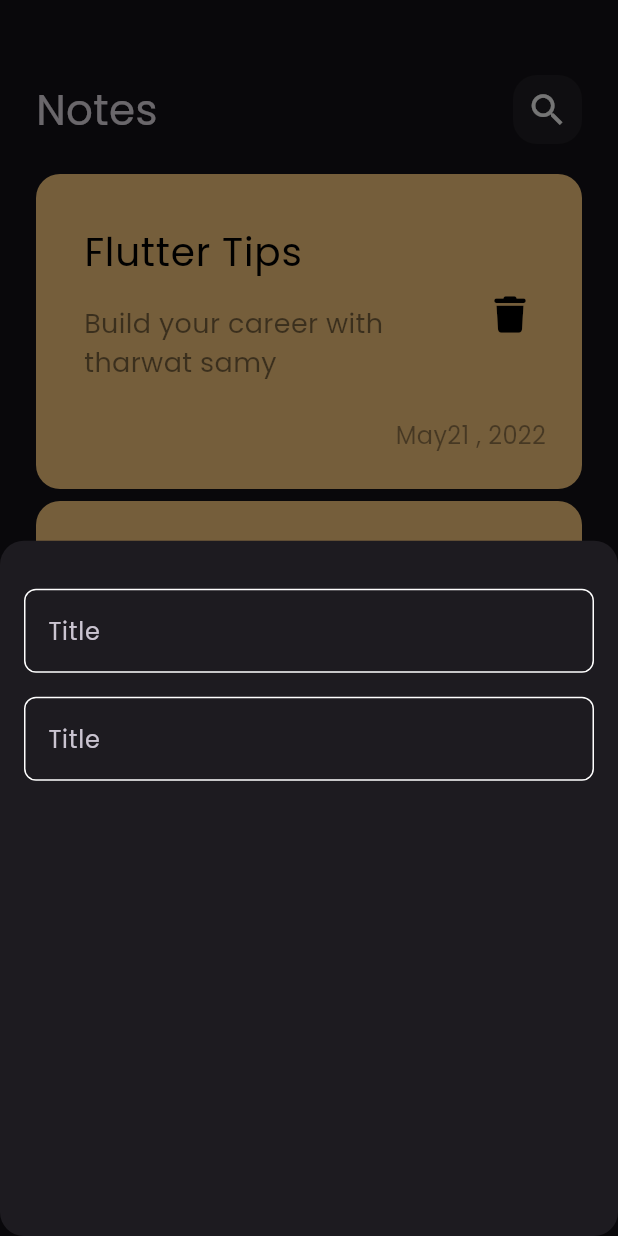
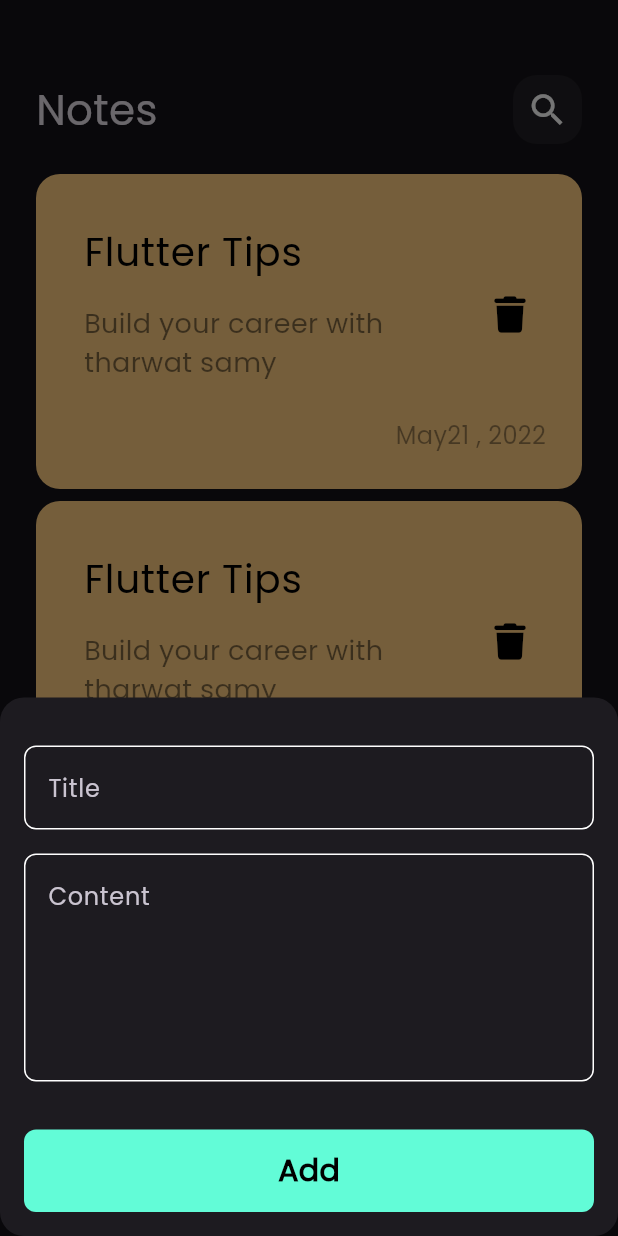
Before and after one commit to Alimohamedicpc/notes_app, a Flutter app: the screen it shows after launch, after a tap on the "add" icon, on a phone screen of 412 x 824 dp. Run offline on Flutter 3.47's test engine with Material 3 defaults, Android fonts, the phone set to English and light mode, and no system bars; our stand-ins replace font_awesome_flutter.

Commit message:
finish add notes bottom sheet

```diff
--- a/lib/widgets/add_note_bottom_sheet.dart
+++ b/lib/widgets/add_note_bottom_sheet.dart
@@ -1,4 +1,6 @@
 import 'package:flutter/material.dart';
+import 'package:note_app/constants.dart';
+import 'package:note_app/widgets/custom_button.dart';
 import 'package:note_app/widgets/custom_text_field.dart';
 
 class AddNoteBottomSheet extends StatelessWidget {
@@ -8,6 +10,7 @@ class AddNoteBottomSheet extends StatelessWidget {
   Widget build(BuildContext context) {
     return Padding(
       padding: const EdgeInsets.symmetric(horizontal: 16),
+      child: SingleChildScrollView(
         child: Column(
           children: const [
             SizedBox(
@@ -23,7 +26,15 @@ class AddNoteBottomSheet extends StatelessWidget {
               hint: "Content",
               maxLines: 5,
             ),
+            SizedBox(
+              height: 32,
+            ),
+            CustomButton(),
+            SizedBox(
+              height: 16,
+            ),
           ],
+        ),
       ),
     );
   }
--- /dev/null
+++ b/lib/widgets/custom_button.dart
@@ -0,0 +1,28 @@
+import 'package:flutter/material.dart';
+import 'package:note_app/constants.dart';
+
+class CustomButton extends StatelessWidget {
+  const CustomButton({super.key});
+
+  @override
+  Widget build(BuildContext context) {
+    return Container(
+      width: MediaQuery.of(context).size.width,
+      height: 55,
+      decoration: BoxDecoration(
+        color: kPrimarycolor,
+        borderRadius: BorderRadius.circular(8),
+      ),
+      child: Center(
+        child: Text(
+          "Add",
+          style: TextStyle(
+            color: Colors.black,
+            fontSize: 20,
+            fontWeight: FontWeight.bold,
+          ),
+        ),
+      ),
+    );
+  }
+}
--- a/lib/widgets/custom_text_field.dart
+++ b/lib/widgets/custom_text_field.dart
@@ -2,14 +2,16 @@ import 'package:flutter/material.dart';
 import 'package:note_app/constants.dart';
 
 class CustomTextField extends StatelessWidget {
-  const CustomTextField({super.key});
-
+  const CustomTextField({super.key, required this.hint, this.maxLines = 1});
+  final String hint;
+  final int maxLines;
   @override
   Widget build(BuildContext context) {
     return TextField(
       cursorColor: kPrimarycolor,
+      maxLines: maxLines,
       decoration: InputDecoration(
-        hintText: "Title",
+        hintText: hint,
         border: BuildBorder(),
         enabledBorder: BuildBorder(),
         focusedBorder: BuildBorder(kPrimarycolor),
```
Lines whose indentation alone changed are shown as unchanged.
